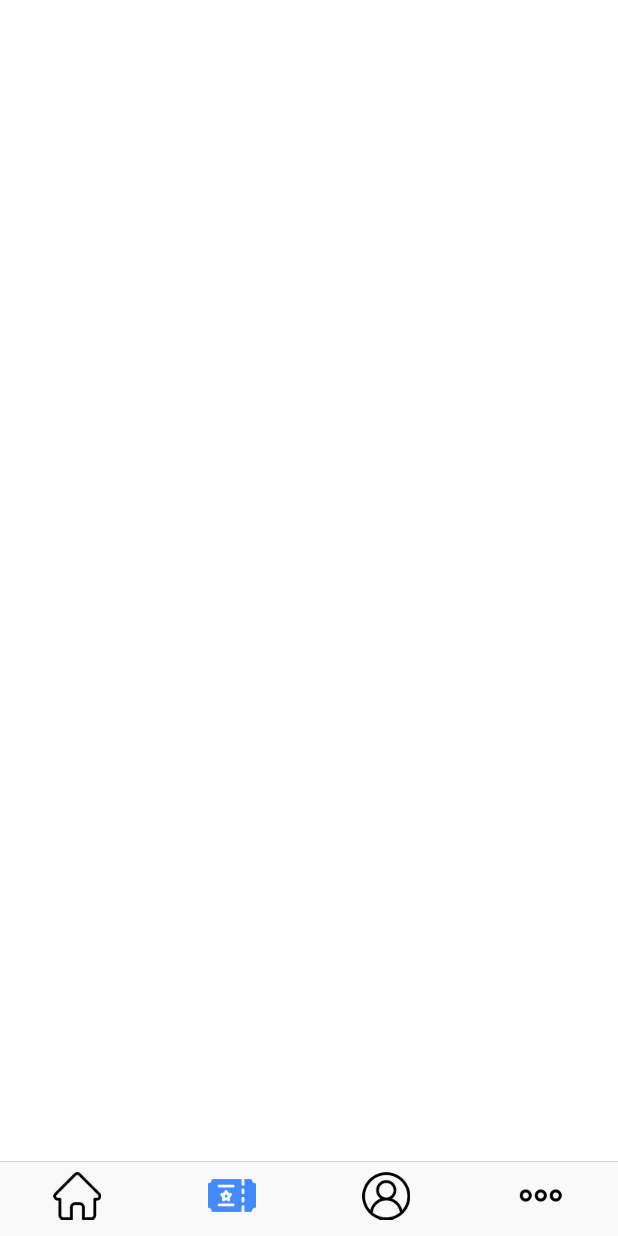
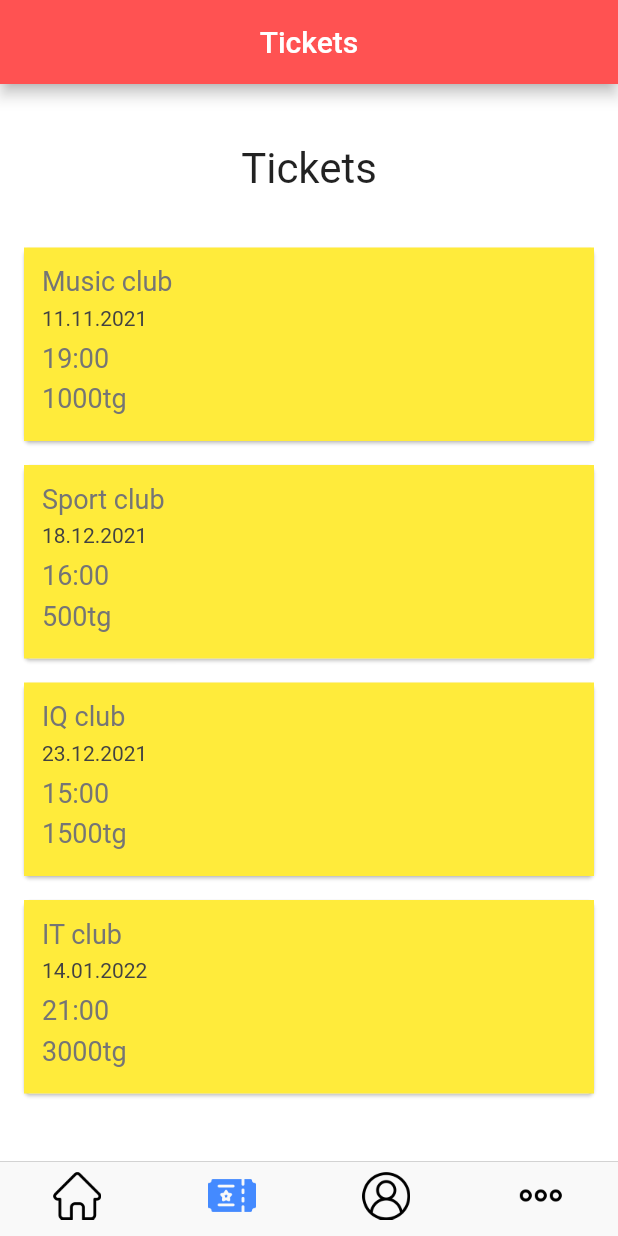
Before and after one commit to yerkinyerkin/final_project_flutter21, a Flutter app: the screen it shows after launch, item 2 of the bottom bar chosen, on a phone screen of 412 x 824 dp. Run offline on Flutter 3.47's test engine with Material 2 defaults, Android fonts, the light colour scheme and no system bars; our stand-ins replace equatable, flutter_svg, get.

Commit message:
final-3:Created class tickets_screen.

```diff
--- a/lib/presentation/main/main_screen.dart
+++ b/lib/presentation/main/main_screen.dart
@@ -1,6 +1,5 @@
 import 'package:flutter/cupertino.dart';
 import 'package:flutter/material.dart';
-import 'package:flutter_svg/svg.dart';
 import 'package:get/get.dart';
 import 'package:project/core/routes/router.dart';
 import 'package:project/presentation/home/pages/home_screen.dart';
@@ -16,13 +15,6 @@ class MainScreen extends StatefulWidget {
 }
 
 class _MainScreenState extends State<MainScreen> {
-
-  List<Widget> _tabs = [
-    HomeScreen(),
-    TicketsScreen(),
-    ProfileScreen(),
-    InfoScreen()
-  ];
 
   int indexTab = 0;
 
@@ -51,7 +43,7 @@ class _MainScreenState extends State<MainScreen> {
             navigatorObservers: [GetObserver((_) {}, Get.routing)],
             onGenerateRoute: (settings) =>
                 InnLabRouter.generateRoute(settings),
-            builder: (_) => TicketsScreen(),
+            builder: (_) => QuoteList(),
           ),
           CupertinoTabView(
             navigatorKey: Get.nestedKey(2),
--- a/lib/presentation/tickets/pages/tickets_screen.dart
+++ b/lib/presentation/tickets/pages/tickets_screen.dart
@@ -1,20 +1,120 @@
-import 'package:flutter/cupertino.dart';
 import 'package:flutter/material.dart';
 
-class TicketsScreen extends StatefulWidget {
-  const TicketsScreen({Key? key}) : super(key: key);
+
+class QuoteList extends StatefulWidget {
+  const QuoteList({Key? key}) : super(key: key);
 
   @override
-  _TicketsScreenState createState() => _TicketsScreenState();
+  _QuoteListState createState() => _QuoteListState();
 }
 
-class _TicketsScreenState extends State<TicketsScreen> {
+class _QuoteListState extends State<QuoteList> {
+
+  List<Quote> quotes = [
+    Quote(eventName: "Music club",date: "11.11.2021",time:"19:00",payment:"1000tg"),
+    Quote(eventName: "Sport club",date: "18.12.2021",time:"16:00",payment:"500tg"),
+    Quote(eventName: "IQ club",date: "23.12.2021",time:"15:00",payment:"1500tg"),
+    Quote(eventName: "IT club",date: "14.01.2022",time:"21:00",payment:"3000tg"),
+  ];
+
+  @override
+  Widget build(BuildContext context) {
+    return Scaffold(
+      backgroundColor: Colors.white,
+      appBar: AppBar(
+        title: Text("Tickets"),
+        centerTitle: true,
+        backgroundColor: Colors.redAccent,
+      ),
+      body:
+      Column(
+        children: [
+          Center(child:Container(
+              padding: EdgeInsets.fromLTRB(20, 40, 20, 20),
+              child: Text('Tickets',
+                  style: TextStyle(fontSize: 28)))),
+          Expanded(
+            child: ListView(
+              children: quotes.map((quote) => QuoteCard(
+                quote: quote,
+              )).toList(),
+            ),
+          ),
+        ],
+      ),
+    );
+  }
+}
+
+
+
+class Quote {
+  String eventName;
+  String date;
+  String time;
+  String payment;
+
+  Quote({required this.eventName,required this.date,required this.time,required this.payment});
+}
+
+class QuoteCard extends StatelessWidget {
+  final Quote quote;
+  // final Function delete;
+  QuoteCard({required this.quote});
+
   @override
   Widget build(BuildContext context) {
     return Container(
-      child: SafeArea(
+      child: Card(
+        margin: EdgeInsets.fromLTRB(16.0, 16.0, 16.0, 0),
         child: Container(
-          color: Colors.white,
+          color: Colors.yellow,
+          child: Padding(
+            padding: const EdgeInsets.all(12.0),
+            child: Column(
+              crossAxisAlignment: CrossAxisAlignment.stretch,
+              children: <Widget>[
+                Text(
+                  quote.eventName,
+                  style: TextStyle(
+                    fontSize: 18.0,
+                    color: Colors.grey[600],
+                  ),
+                ),
+                SizedBox(
+                  height: 6.0,
+                ),
+                Text(
+                  quote.date,
+                  style: TextStyle(
+                    fontSize: 14.0,
+                    color: Colors.grey[800],
+                  ),
+                ),
+                SizedBox(height: 8.0),
+                Text(
+                  quote.time,
+                  style: TextStyle(
+                    fontSize: 18.0,
+                    color: Colors.grey[600],
+                  ),
+                ),
+                SizedBox(
+                  height: 6.0,
+                ),
+                Text(
+                  quote.payment,
+                  style: TextStyle(
+                    fontSize: 18.0,
+                    color: Colors.grey[600],
+                  ),
+                ),
+                SizedBox(
+                  height: 6.0,
+                ),
+              ],
+            ),
+          ),
         ),
       ),
     );
```
